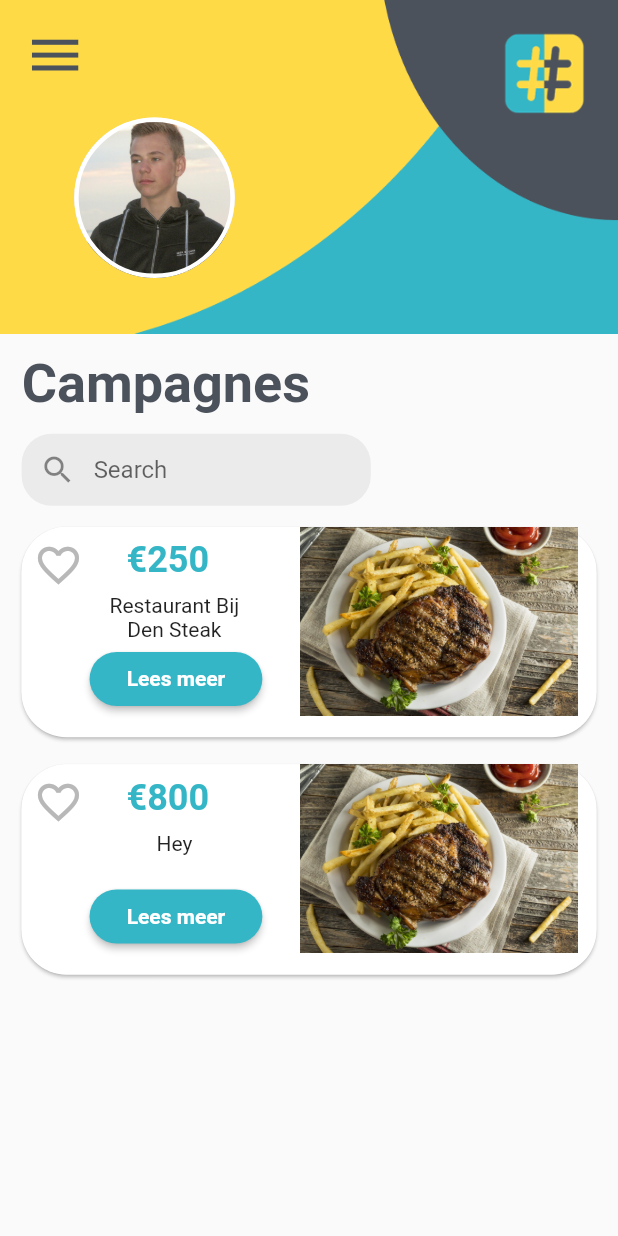
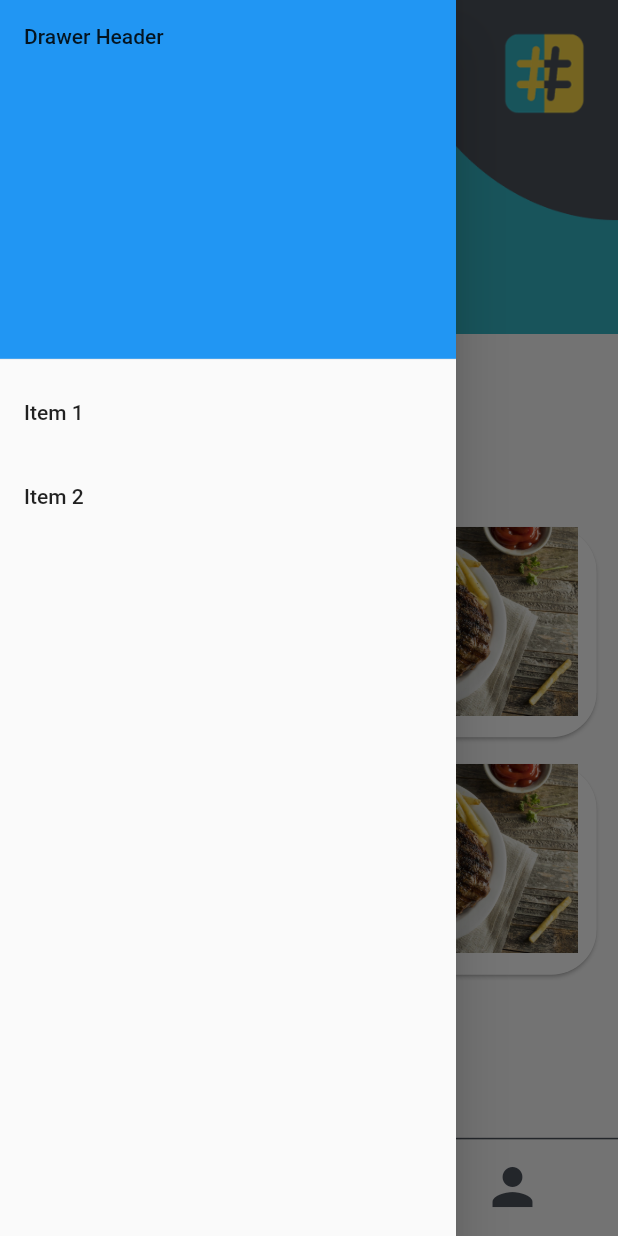
Before and after one commit to stefscharre/City-Influencers-App, a Flutter app: the Home screen opened directly, after a tap on the "menu" icon, on a phone screen of 412 x 824 dp. Run offline on Flutter 3.47's test engine with Material 2 defaults, Android fonts, the light colour scheme and no system bars; our stand-ins replace responsive_sizer.

Commit message:
home layout

```diff
--- a/lib/pages/home.dart
+++ b/lib/pages/home.dart
@@ -1,10 +1,11 @@
 import 'package:city_influencers_app/pages/signup.dart';
+import 'package:city_influencers_app/widgets/bottomMenu.dart';
 import 'package:city_influencers_app/widgets/campaign.dart';
 import 'package:city_influencers_app/widgets/shared/hexcolor.dart';
 import 'package:city_influencers_app/widgets/homeBackground.dart';
+import 'package:city_influencers_app/widgets/sidemenu.dart';
 import 'package:flutter/material.dart';
 import 'package:responsive_sizer/responsive_sizer.dart';
-
 class Home extends StatefulWidget {
   const Home({Key? key}) : super(key: key);
 
@@ -19,7 +20,11 @@ class _HomePage extends State<Home> {
   @override
   Widget build(BuildContext context) {
     return Scaffold(
-        body: Column(
+
+      drawer: NavDrawer(),
+        body: Stack(
+          children: [
+          Column(
               children: <Widget>[
             Row(children: <Widget>[
               HomeBackgroundWidget(),
@@ -61,7 +66,20 @@ class _HomePage extends State<Home> {
                 text: "Restaurant Bij Den Steak",
                 price: 250),
             const CampaignWidget(
-              imageurl: 'assets/biefstukFriet.jpg', text: "Hey", price: 800)
-        ]));
+                imageurl: 'assets/biefstukFriet.jpg', text: "Hey", price: 800),
+
+          ]
+          ),
+
+          const Align(
+
+            alignment: Alignment.bottomCenter,
+
+            child: MenuWidget()
+          )]
+        )
+
+
+        );
   }
 }
--- /dev/null
+++ b/lib/widgets/bottomMenu.dart
@@ -0,0 +1,53 @@
+// ignore_for_file: file_names
+
+import 'package:flutter/material.dart';
+import 'package:responsive_sizer/responsive_sizer.dart';
+import 'package:city_influencers_app/widgets/shared/hexcolor.dart';
+
+class MenuWidget extends StatelessWidget {
+  const MenuWidget({
+    Key? key,
+  }) : super(key: key);
+
+  @override
+  Widget build(BuildContext context) {
+    Color color1 = HexColor("#4C525C");
+    return Stack(children: [
+       Divider(
+
+            thickness: 1,
+
+            color: color1,
+          ),
+       Padding(
+      padding: EdgeInsets.fromLTRB(0,2.5.h,0,1.5.h),
+      child: Row(
+          mainAxisAlignment: MainAxisAlignment.spaceEvenly,
+          children: <Widget>[
+            Icon(
+              Icons.home,
+              color: color1,
+              size: 40,
+            ),
+            Icon(
+              Icons.add,
+              color: color1,
+              size: 40,
+            ),
+            Icon(
+              Icons.mail,
+              color: color1,
+              size: 40,
+            ),
+            Icon(
+              Icons.person,
+              color: color1,
+              size: 40,
+            ),
+          ]),
+    ),
+    ]);
+
+
+  }
+}
--- a/lib/widgets/campaign.dart
+++ b/lib/widgets/campaign.dart
@@ -45,7 +45,7 @@ class CampaignWidget extends StatelessWidget {
              ),
 
         Padding(
-          padding:  EdgeInsets.fromLTRB(6.w,2.w,0,2.w),
+          padding:  EdgeInsets.fromLTRB(6.w,3.w,0,2.w),
           child: Text(
             "€" +price.toString(),
             textAlign: TextAlign.center,
--- a/lib/widgets/homeBackground.dart
+++ b/lib/widgets/homeBackground.dart
@@ -13,6 +13,9 @@ class HomeBackgroundWidget extends StatelessWidget {
 
   @override
   Widget build(BuildContext context) {
+    void _handleDrawerButton() {
+    Scaffold.of(context).openDrawer();
+  }
     return Expanded(
         child: Container(
             constraints: BoxConstraints(
@@ -38,7 +41,7 @@ class HomeBackgroundWidget extends StatelessWidget {
                         icon: const Icon(Icons.menu),
                         color: color1,
                         iconSize: 10.w ,
-                        onPressed: () {},
+                       onPressed: _handleDrawerButton,
                       ),
                     ),
 
--- /dev/null
+++ b/lib/widgets/sidemenu.dart
@@ -0,0 +1,47 @@
+import 'package:flutter/material.dart';
+import 'package:responsive_sizer/responsive_sizer.dart';
+class NavDrawer extends StatelessWidget {
+  const NavDrawer({Key? key}) : super(key: key);
+
+ @override
+  Widget build(BuildContext context) {
+    return Drawer(
+
+        // Add a ListView to the drawer. This ensures the user can scroll
+        // through the options in the drawer if there isn't enough vertical
+        // space to fit everything.
+        child: ListView(
+          // Important: Remove any padding from the ListView.
+          padding: EdgeInsets.zero,
+          children: [
+            SizedBox(
+          height: 30.h,
+            child: const DrawerHeader(
+              decoration: BoxDecoration(
+                color: Colors.blue,
+              ),
+              child: Text('Drawer Header'),
+            )),
+            ListTile(
+              title: const Text('Item 1'),
+              onTap: () {
+                // Update the state of the app
+                // ...
+                // Then close the drawer
+                Navigator.pop(context);
+              },
+            ),
+            ListTile(
+              title: const Text('Item 2'),
+              onTap: () {
+                // Update the state of the app
+                // ...
+                // Then close the drawer
+                Navigator.pop(context);
+              },
+            ),
+          ],
+        ),
+      );
+  }
+}
```
Lines whose indentation alone changed are shown as unchanged.
